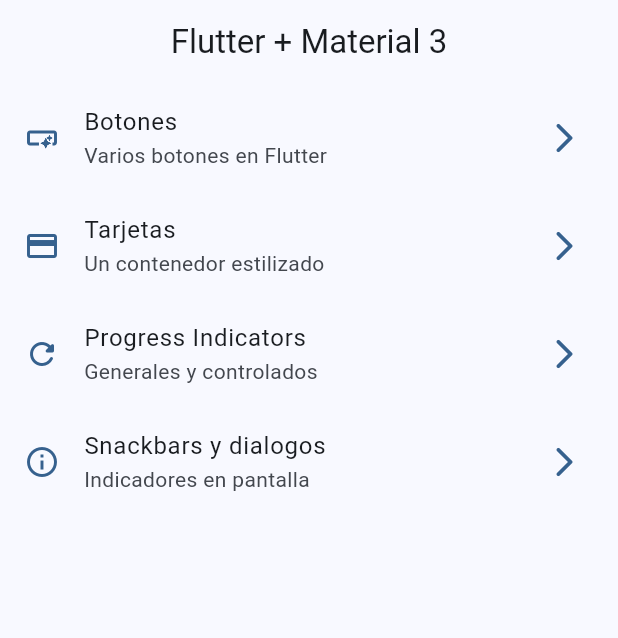
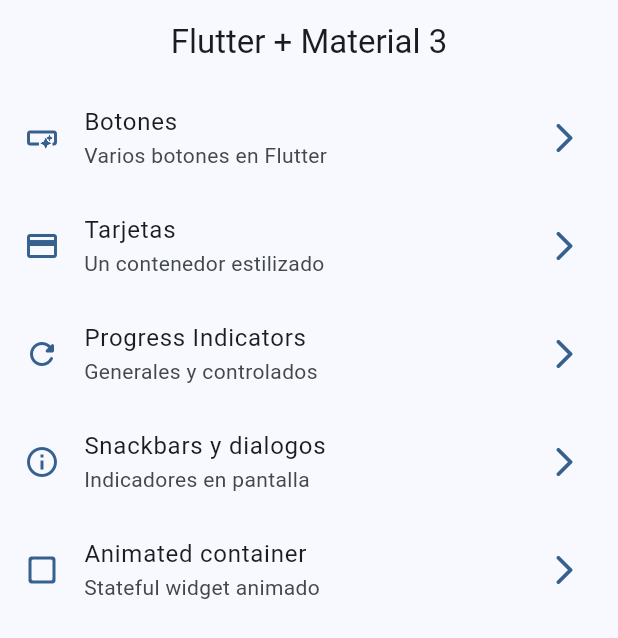
Before and after one commit to PauloSantiB/widgets_app, a Flutter app: the screen it shows after launch, on a phone screen of 412 x 824 dp. Shown: the top 638 px of the screen. Run offline on Flutter 3.47's test engine with Material 3 defaults, Android fonts, the phone set to English and light mode, and no system bars; our stand-ins replace go_router.

Commit message:
animated container terminado

```diff
--- a/lib/config/router/app_router.dart
+++ b/lib/config/router/app_router.dart
@@ -38,5 +38,11 @@ final appRouter = GoRouter(
       name:   SnackbarScreen.name,
       builder: (context, state) => const SnackbarScreen(),
     ),
+
+     GoRoute(
+      path: '/animated',
+      name:   AnimatedScreen.name,
+      builder: (context, state) => const AnimatedScreen(),
+    ),
   ],
 );
--- a/lib/config/theme/menu/menu_items.dart
+++ b/lib/config/theme/menu/menu_items.dart
@@ -48,4 +48,11 @@ const appMenuItems = <MenuItem>[
    icon: Icons.info_outline
    ),
 
+    MenuItem(
+    title: 'Animated container',
+   subTitle: 'Stateful widget animado',
+   link: '/animated',
+   icon: Icons.check_box_outline_blank_rounded
+   ),
+
 ];
```
Also changed, not shown: lib/presentation/screens/animated/animatrd_screen.dart (+63 -2 lines).
